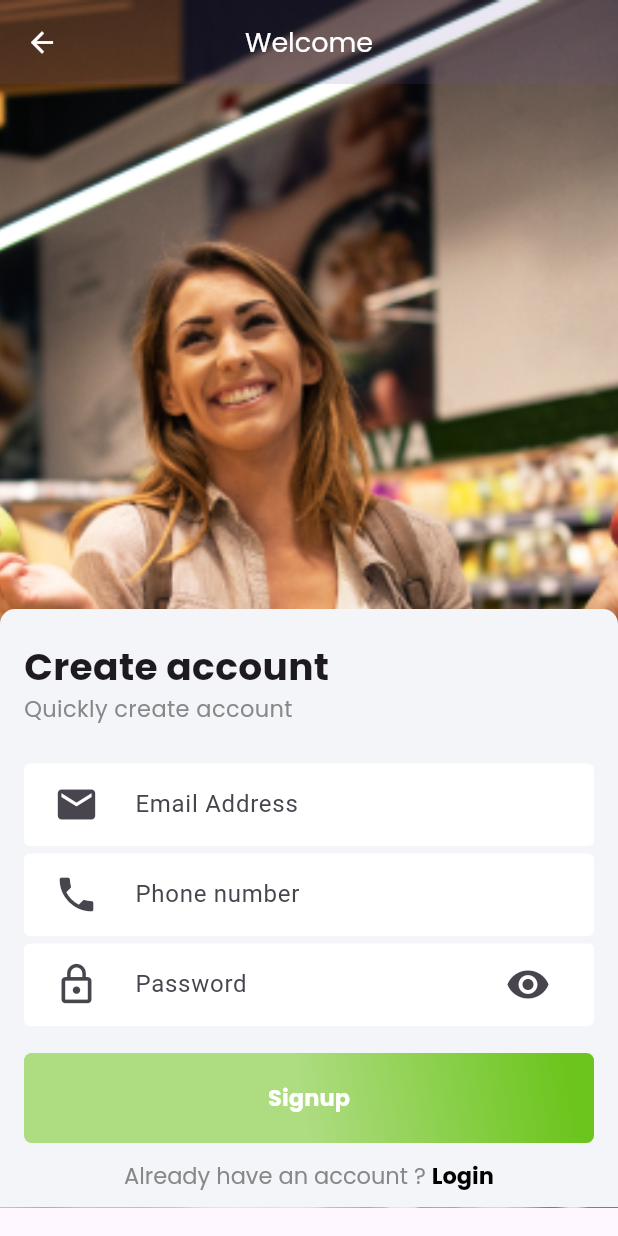
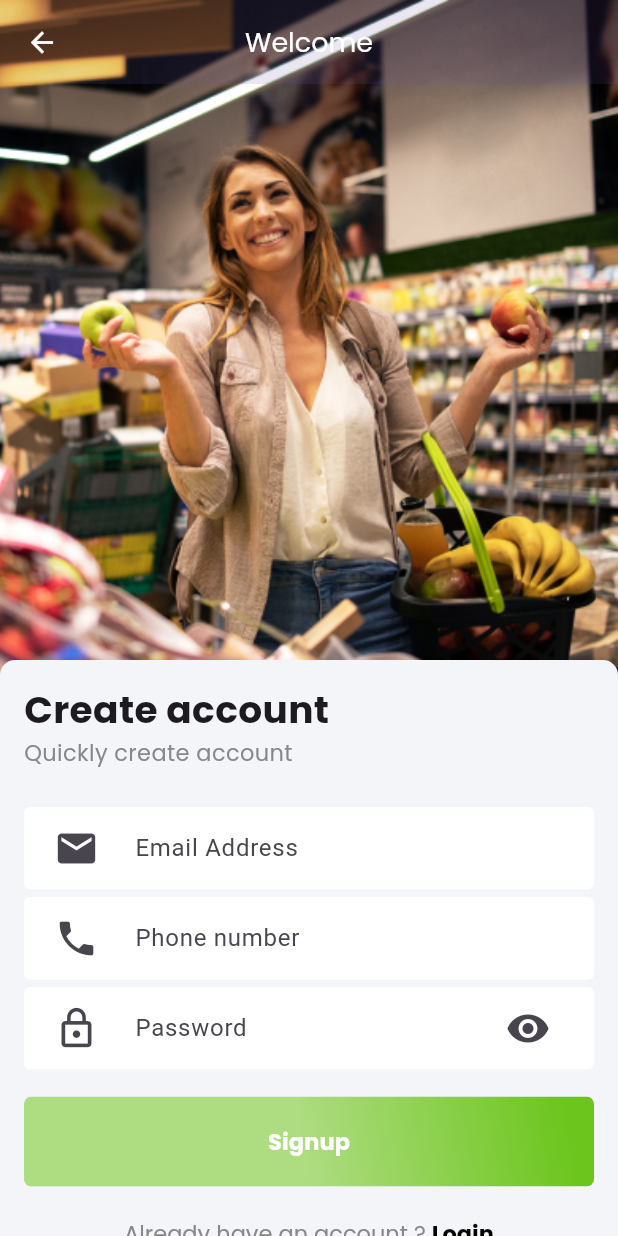
Before and after one commit to Alireza-Seif/Grocery-App, a Flutter app: the SignUpScreen screen opened directly, on a phone screen of 412 x 824 dp. Run offline on Flutter 3.47's test engine with Material 3 defaults, Android fonts, the phone set to English and light mode, and no system bars; our stand-ins replace carousel_slider, flutter_svg, get.

Commit message:
refactor: reconstruction of the SignUpScreen

```diff
--- a/lib/screens/auth/auth_sign_up.dart
+++ b/lib/screens/auth/auth_sign_up.dart
@@ -7,8 +7,7 @@ import 'package:grocery/constants/langs/app_strings.dart';
 import 'package:grocery/constants/themes/colors/app_colors.dart';
 import 'package:grocery/screens/auth/auth_login.dart';
 import 'package:grocery/screens/auth/auth_wdlcome.dart';
-import 'package:grocery/widgets/auth_widgets/app_bar.dart';
-import 'package:grocery/widgets/auth_widgets/back_button.dart';
+import 'package:grocery/widgets/auth_widgets/up_ide.dart';
 
 import '../../components/buttons/elevated_button.dart';
 import '../../constants/image_strings.dart';
@@ -29,27 +28,15 @@ class SignUpScreen extends StatelessWidget {
       ),
       child: Scaffold(
         body: SingleChildScrollView(
-          child: Container(
-            decoration:  BoxDecoration(
-              image: DecorationImage(
-                image: AssetImage(MyImages.auth3),
-                fit: BoxFit.cover,
-              ),
-            ),
-            child: Center(
-              child: Column(
+          child: Stack(
             children: [
-                  CustomAppBar(
-                    leading: const BackButtonWidget(
-                      destinationPage: WelcomeScreen(),
-                    ),
-                    titleText: 'Welcome',
-                  ),
-                  const SizedBox(
-                    height: 350,
+              UpSide(
+                imgAsset: MyImages.auth3,
+                destinationPage: const WelcomeScreen(),
               ),
               Container(
-                    padding: const EdgeInsets.fromLTRB(16, 20, 16, 10),
+                margin: const EdgeInsets.only(top: 440),
+                padding: const EdgeInsets.fromLTRB(16, 15, 16, 10),
                 decoration: const BoxDecoration(
                   color: AppColors.background2,
                   borderRadius: BorderRadius.only(
@@ -98,7 +85,7 @@ class SignUpScreen extends StatelessWidget {
                       },
                     ),
                     const SizedBox(
-                          height: 10,
+                      height: 20,
                     ),
                     Row(
                       mainAxisAlignment: MainAxisAlignment.center,
@@ -136,8 +123,6 @@ class SignUpScreen extends StatelessWidget {
           ),
         ),
       ),
-        ),
-      ),
     );
   }
 }
```
Lines whose indentation alone changed are shown as unchanged.
